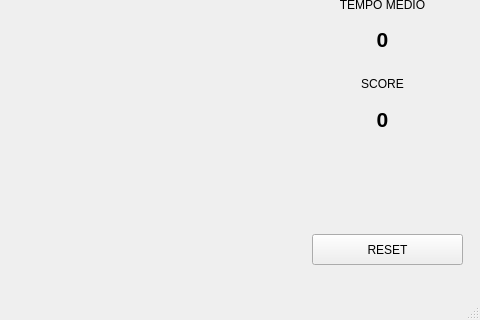
First picture: the form in reaction_time/mainwindow.ui, repository peterwilfride/reaction_time_game, before the edit; both pictures show x 288 to 768 and y 156 to 476 of the 768 by 476 pixel window.
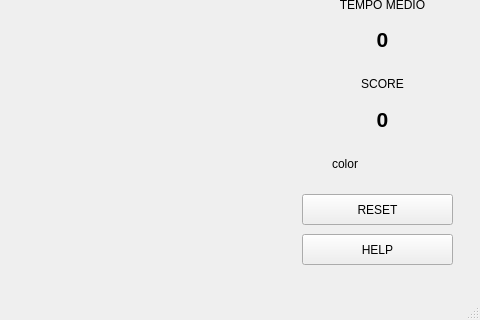
Second picture: the form after the edit.

Commit message: add time functionality and game flux

The edit to the form file:
```diff
--- a/reaction_time/mainwindow.ui
+++ b/reaction_time/mainwindow.ui
@@ -30,8 +30,8 @@
    <widget class="QPushButton" name="reset_Button">
     <property name="geometry">
      <rect>
-      <x>600</x>
-      <y>390</y>
+      <x>590</x>
+      <y>350</y>
       <width>151</width>
       <height>31</height>
      </rect>
@@ -157,6 +157,32 @@
      <set>Qt::AlignCenter</set>
     </property>
    </widget>
+   <widget class="QPushButton" name="help_Button">
+    <property name="geometry">
+     <rect>
+      <x>590</x>
+      <y>390</y>
+      <width>151</width>
+      <height>31</height>
+     </rect>
+    </property>
+    <property name="text">
+     <string>HELP</string>
+    </property>
+   </widget>
+   <widget class="QLabel" name="color_label">
+    <property name="geometry">
+     <rect>
+      <x>620</x>
+      <y>310</y>
+      <width>66</width>
+      <height>19</height>
+     </rect>
+    </property>
+    <property name="text">
+     <string>color</string>
+    </property>
+   </widget>
   </widget>
   <widget class="QMenuBar" name="menubar">
    <property name="geometry">
```
The commit also changes 2 other files.
